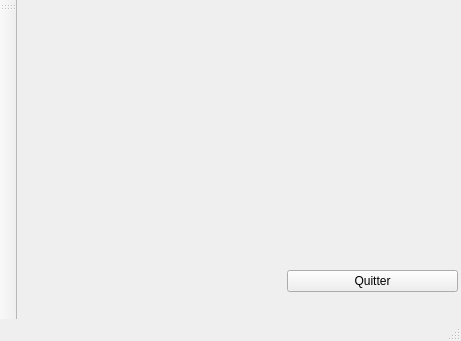
Old version of the form mainwindow.ui in the repository Super-N0va/TP-QtCreator.
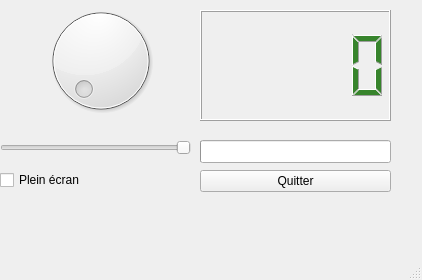
New version of the form.

Commit message: Avancé du projet

The edit to the form file:
```diff
--- a/mainwindow.ui
+++ b/mainwindow.ui
@@ -6,8 +6,8 @@
    <rect>
     <x>0</x>
     <y>0</y>
-    <width>461</width>
-    <height>341</height>
+    <width>422</width>
+    <height>280</height>
    </rect>
   </property>
   <property name="windowTitle">
@@ -17,9 +17,9 @@
    <widget class="QPushButton" name="quitButton">
     <property name="geometry">
      <rect>
-      <x>270</x>
-      <y>270</y>
-      <width>171</width>
+      <x>200</x>
+      <y>170</y>
+      <width>191</width>
       <height>22</height>
      </rect>
     </property>
@@ -27,6 +27,156 @@
      <string>Quitter</string>
     </property>
    </widget>
+   <widget class="QLCDNumber" name="lcdNumber">
+    <property name="geometry">
+     <rect>
+      <x>200</x>
+      <y>10</y>
+      <width>191</width>
+      <height>111</height>
+     </rect>
+    </property>
+    <property name="minimumSize">
+     <size>
+      <width>0</width>
+      <height>111</height>
+     </size>
+    </property>
+    <property name="maximumSize">
+     <size>
+      <width>191</width>
+      <height>111</height>
+     </size>
+    </property>
+    <property name="palette">
+     <palette>
+      <active>
+       <colorrole role="WindowText">
+        <brush brushstyle="SolidPattern">
+         <color alpha="255">
+          <red>55</red>
+          <green>132</green>
+          <blue>44</blue>
+         </color>
+        </brush>
+       </colorrole>
+      </active>
+      <inactive>
+       <colorrole role="WindowText">
+        <brush brushstyle="SolidPattern">
+         <color alpha="255">
+          <red>55</red>
+          <green>132</green>
+          <blue>44</blue>
+         </color>
+        </brush>
+       </colorrole>
+      </inactive>
+      <disabled>
+       <colorrole role="WindowText">
+        <brush brushstyle="SolidPattern">
+         <color alpha="255">
+          <red>190</red>
+          <green>190</green>
+          <blue>190</blue>
+         </color>
+        </brush>
+       </colorrole>
+      </disabled>
+     </palette>
+    </property>
+   </widget>
+   <widget class="QCheckBox" name="fullScreen">
+    <property name="geometry">
+     <rect>
+      <x>0</x>
+      <y>170</y>
+      <width>101</width>
+      <height>20</height>
+     </rect>
+    </property>
+    <property name="text">
+     <string>Plein écran</string>
+    </property>
+   </widget>
+   <widget class="QDial" name="dial">
+    <property name="geometry">
+     <rect>
+      <x>30</x>
+      <y>0</y>
+      <width>141</width>
+      <height>121</height>
+     </rect>
+    </property>
+    <property name="maximum">
+     <number>100</number>
+    </property>
+   </widget>
+   <widget class="QSlider" name="horizontalSlider">
+    <property name="geometry">
+     <rect>
+      <x>0</x>
+      <y>140</y>
+      <width>191</width>
+      <height>16</height>
+     </rect>
+    </property>
+    <property name="maximum">
+     <number>100</number>
+    </property>
+    <property name="orientation">
+     <enum>Qt::Horizontal</enum>
+    </property>
+    <property name="invertedAppearance">
+     <bool>true</bool>
+    </property>
+   </widget>
+   <widget class="QProgressBar" name="progressBar">
+    <property name="geometry">
+     <rect>
+      <x>200</x>
+      <y>140</y>
+      <width>191</width>
+      <height>23</height>
+     </rect>
+    </property>
+    <property name="cursor">
+     <cursorShape>ArrowCursor</cursorShape>
+    </property>
+    <property name="mouseTracking">
+     <bool>false</bool>
+    </property>
+    <property name="statusTip">
+     <string/>
+    </property>
+    <property name="whatsThis">
+     <string/>
+    </property>
+    <property name="accessibleName">
+     <string/>
+    </property>
+    <property name="accessibleDescription">
+     <string/>
+    </property>
+    <property name="styleSheet">
+     <string notr="true"/>
+    </property>
+    <property name="textVisible">
+     <bool>true</bool>
+    </property>
+    <property name="orientation">
+     <enum>Qt::Horizontal</enum>
+    </property>
+    <property name="invertedAppearance">
+     <bool>false</bool>
+    </property>
+    <property name="textDirection">
+     <enum>QProgressBar::TopToBottom</enum>
+    </property>
+    <property name="format">
+     <string>Valeur reçue : %p%</string>
+    </property>
+   </widget>
   </widget>
   <widget class="QMenuBar" name="menuBar">
    <property name="geometry">
@@ -38,14 +188,6 @@
     </rect>
    </property>
   </widget>
-  <widget class="QToolBar" name="mainToolBar">
-   <attribute name="toolBarArea">
-    <enum>LeftToolBarArea</enum>
-   </attribute>
-   <attribute name="toolBarBreak">
-    <bool>false</bool>
-   </attribute>
-  </widget>
   <widget class="QStatusBar" name="statusBar"/>
  </widget>
  <layoutdefault spacing="6" margin="11"/>
```
Left out of the diff: 55 changed lines with no effect on the pictures. The commit also changes 1 other file.
